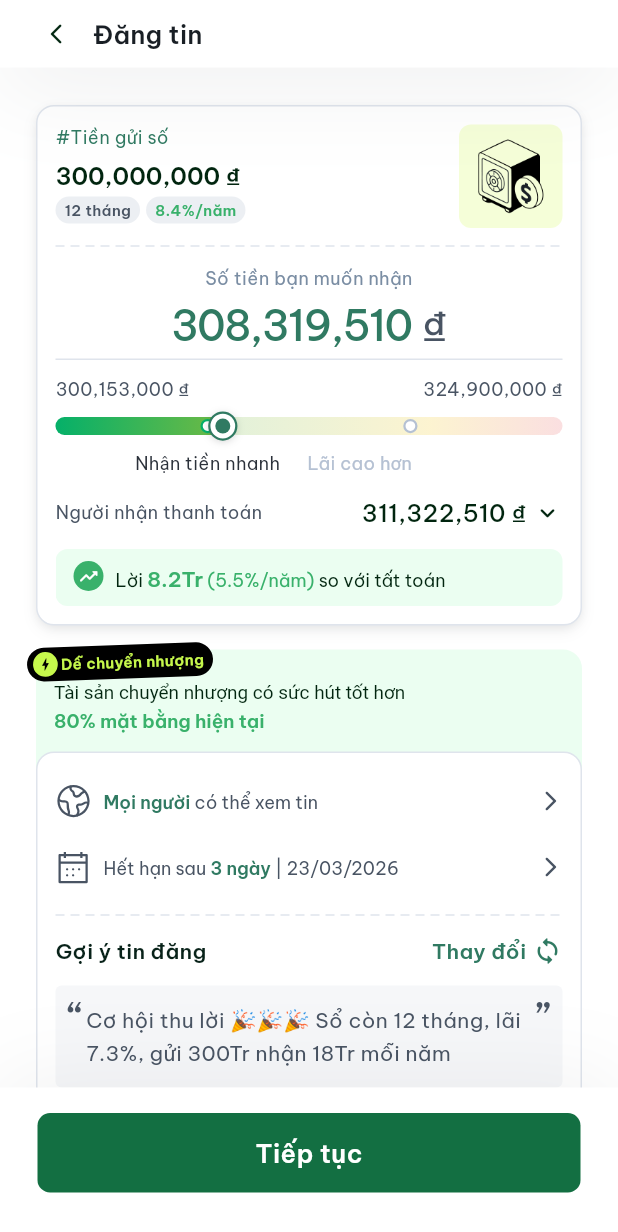
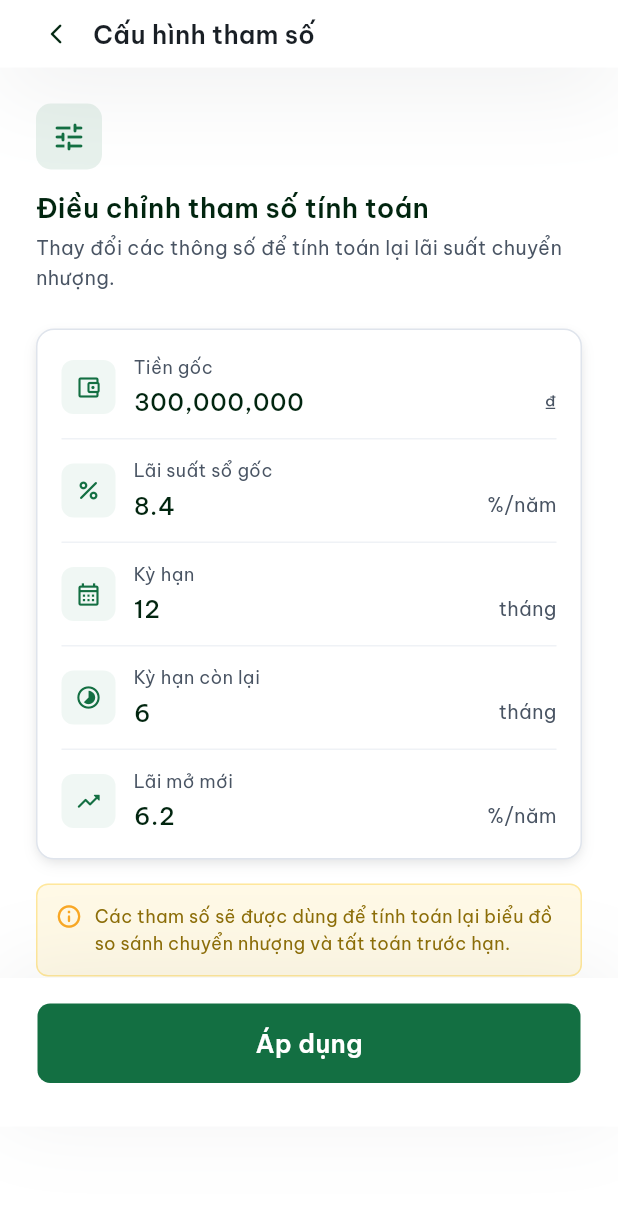
Before and after one commit to Cuong134266/tranferD, a Flutter app: the PostListingScreen screen opened directly, after a tap on "Tiếp tục", on a phone screen of 412 x 824 dp. Shown: the top 1232 px of the screen. Run offline on Flutter 3.47's test engine with Material 3 defaults, Android fonts, the phone set to English and light mode, and no system bars; our stand-ins replace flutter_svg, google_fonts.

Commit message:
Add config params screen: edit principal, rate, term, remaining, new rate

```diff
--- /dev/null
+++ b/lib/screens/config_params_screen.dart
@@ -0,0 +1,575 @@
+import 'package:flutter/material.dart';
+import 'package:flutter/services.dart';
+import 'package:google_fonts/google_fonts.dart';
+import '../theme/app_theme.dart';
+
+/// Data class holding all configurable parameters
+class ConfigParams {
+  final double principal;        // Tiền gốc
+  final double originalRate;     // Lãi suất sổ gốc (%/năm)
+  final int totalTermMonths;     // Kỳ hạn (tháng)
+  final int remainingMonths;     // Kỳ hạn còn lại (tháng)
+  final double newOpeningRate;   // Lãi mở mới (%/năm)
+
+  const ConfigParams({
+    required this.principal,
+    required this.originalRate,
+    required this.totalTermMonths,
+    required this.remainingMonths,
+    required this.newOpeningRate,
+  });
+}
+
+class ConfigParamsScreen extends StatefulWidget {
+  final double principal;
+  final double originalRate;
+  final int totalTermMonths;
+  final int remainingMonths;
+  final double newOpeningRate;
+
+  const ConfigParamsScreen({
+    super.key,
+    required this.principal,
+    required this.originalRate,
+    required this.totalTermMonths,
+    required this.remainingMonths,
+    required this.newOpeningRate,
+  });
+
+  @override
+  State<ConfigParamsScreen> createState() => _ConfigParamsScreenState();
+}
+
+class _ConfigParamsScreenState extends State<ConfigParamsScreen>
+    with SingleTickerProviderStateMixin {
+  late TextEditingController _principalCtrl;
+  late TextEditingController _rateCtrl;
+  late TextEditingController _termCtrl;
+  late TextEditingController _remainCtrl;
+  late TextEditingController _newRateCtrl;
+
+  late AnimationController _animCtrl;
+  late Animation<double> _fadeAnim;
+  late Animation<Offset> _slideAnim;
+
+  @override
+  void initState() {
+    super.initState();
+    _principalCtrl = TextEditingController(
+      text: _formatCurrency(widget.principal),
+    );
+    _rateCtrl = TextEditingController(
+      text: widget.originalRate.toString(),
+    );
+    _termCtrl = TextEditingController(
+      text: widget.totalTermMonths.toString(),
+    );
+    _remainCtrl = TextEditingController(
+      text: widget.remainingMonths.toString(),
+    );
+    _newRateCtrl = TextEditingController(
+      text: widget.newOpeningRate.toString(),
+    );
+
+    _animCtrl = AnimationController(
+      vsync: this,
+      duration: const Duration(milliseconds: 500),
+    );
+    _fadeAnim = CurvedAnimation(parent: _animCtrl, curve: Curves.easeOut);
+    _slideAnim = Tween<Offset>(
+      begin: const Offset(0, 0.03),
+      end: Offset.zero,
+    ).animate(CurvedAnimation(parent: _animCtrl, curve: Curves.easeOut));
+    _animCtrl.forward();
+  }
+
+  @override
+  void dispose() {
+    _principalCtrl.dispose();
+    _rateCtrl.dispose();
+    _termCtrl.dispose();
+    _remainCtrl.dispose();
+    _newRateCtrl.dispose();
+    _animCtrl.dispose();
+    super.dispose();
+  }
+
+  String _formatCurrency(double amount) {
+    final formatted = amount.toStringAsFixed(0);
+    final buffer = StringBuffer();
+    for (int i = 0; i < formatted.length; i++) {
+      if (i > 0 && (formatted.length - i) % 3 == 0) buffer.write(',');
+      buffer.write(formatted[i]);
+    }
+    return buffer.toString();
+  }
+
+  void _onSave() {
+    final principalRaw =
+        _principalCtrl.text.replaceAll(',', '').replaceAll('.', '').trim();
+    final principal = double.tryParse(principalRaw);
+    final rate = double.tryParse(_rateCtrl.text.trim());
+    final term = int.tryParse(_termCtrl.text.trim());
+    final remain = int.tryParse(_remainCtrl.text.trim());
+    final newRate = double.tryParse(_newRateCtrl.text.trim());
+
+    if (principal == null ||
+        rate == null ||
+        term == null ||
+        remain == null ||
+        newRate == null) {
+      ScaffoldMessenger.of(context).showSnackBar(
+        SnackBar(
+          content: Text(
+            'Vui lòng nhập đầy đủ thông tin hợp lệ',
+            style: GoogleFonts.beVietnamPro(fontSize: 14),
+          ),
+          backgroundColor: const Color(0xFFE53935),
+          behavior: SnackBarBehavior.floating,
+          shape: RoundedRectangleBorder(borderRadius: BorderRadius.circular(8)),
+        ),
+      );
+      return;
+    }
+
+    if (remain > term) {
+      ScaffoldMessenger.of(context).showSnackBar(
+        SnackBar(
+          content: Text(
+            'Kỳ hạn còn lại không thể lớn hơn kỳ hạn gốc',
+            style: GoogleFonts.beVietnamPro(fontSize: 14),
+          ),
+          backgroundColor: const Color(0xFFE53935),
+          behavior: SnackBarBehavior.floating,
+          shape: RoundedRectangleBorder(borderRadius: BorderRadius.circular(8)),
+        ),
+      );
+      return;
+    }
+
+    Navigator.of(context).pop(
+      ConfigParams(
+        principal: principal,
+        originalRate: rate,
+        totalTermMonths: term,
+        remainingMonths: remain,
+        newOpeningRate: newRate,
+      ),
+    );
+  }
+
+  @override
+  Widget build(BuildContext context) {
+    return Scaffold(
+      backgroundColor: AppTheme.contentBackground,
+      appBar: PreferredSize(
+        preferredSize: const Size.fromHeight(56),
+        child: _buildTopNav(context),
+      ),
+      body: Stack(
+        children: [
+          SingleChildScrollView(
+            child: FadeTransition(
+              opacity: _fadeAnim,
+              child: SlideTransition(
+                position: _slideAnim,
+                child: Padding(
+                  padding: const EdgeInsets.symmetric(horizontal: 24),
+                  child: Column(
+                    crossAxisAlignment: CrossAxisAlignment.start,
+                    children: [
+                      const SizedBox(height: 24),
+                      // Header
+                      _buildHeader(),
+                      const SizedBox(height: 24),
+                      // Form card
+                      _buildFormCard(),
+                      const SizedBox(height: 16),
+                      // Info note
+                      _buildInfoNote(),
+                      const SizedBox(height: 100),
+                    ],
+                  ),
+                ),
+              ),
+            ),
+          ),
+          // Bottom CTA
+          Positioned(
+            left: 0,
+            right: 0,
+            bottom: 0,
+            child: _buildBottomCTA(),
+          ),
+        ],
+      ),
+    );
+  }
+
+  Widget _buildTopNav(BuildContext context) {
+    return Container(
+      decoration: BoxDecoration(
+        color: AppTheme.contentBackground,
+        boxShadow: [
+          BoxShadow(
+            color: const Color(0xFF191F25).withValues(alpha: 0.08),
+            blurRadius: 52.574,
+            offset: const Offset(0, 10.515),
+          ),
+        ],
+      ),
+      child: SafeArea(
+        bottom: false,
+        child: Padding(
+          padding: const EdgeInsets.symmetric(horizontal: 25, vertical: 10),
+          child: Row(
+            children: [
+              GestureDetector(
+                onTap: () => Navigator.of(context).pop(),
+                child: Container(
+                  width: 25,
+                  height: 25,
+                  alignment: Alignment.center,
+                  child: const Icon(
+                    Icons.arrow_back_ios_new_rounded,
+                    size: 16,
+                    color: AppTheme.textDark,
+                  ),
+                ),
+              ),
+              const SizedBox(width: 12),
+              Text(
+                'Cấu hình tham số',
+                style: GoogleFonts.beVietnamPro(
+                  fontSize: 16.82,
+                  fontWeight: FontWeight.w600,
+                  height: 25.235 / 16.82,
+                  color: const Color(0xFF191F25),
+                ),
+              ),
+            ],
+          ),
+        ),
+      ),
+    );
+  }
+
+  Widget _buildHeader() {
+    return Column(
+      crossAxisAlignment: CrossAxisAlignment.start,
+      children: [
+        Container(
+          padding: const EdgeInsets.all(10),
+          decoration: BoxDecoration(
+            color: const Color(0xFF136F42).withValues(alpha: 0.1),
+            borderRadius: BorderRadius.circular(10),
+          ),
+          child: const Icon(
+            Icons.tune_rounded,
+            size: 24,
+            color: Color(0xFF136F42),
+          ),
+        ),
+        const SizedBox(height: 12),
+        Text(
+          'Điều chỉnh tham số tính toán',
+          style: GoogleFonts.beVietnamPro(
+            fontSize: 18,
+            fontWeight: FontWeight.w600,
+            height: 26 / 18,
+            color: AppTheme.textDark,
+          ),
+        ),
+        const SizedBox(height: 4),
+        Text(
+          'Thay đổi các thông số để tính toán lại lãi suất chuyển nhượng.',
+          style: GoogleFonts.beVietnamPro(
+            fontSize: 13,
+            fontWeight: FontWeight.w400,
+            height: 20 / 13,
+            color: AppTheme.textSecondary,
+          ),
+        ),
+      ],
+    );
+  }
+
+  Widget _buildFormCard() {
+    return Container(
+      padding: const EdgeInsets.all(16),
+      decoration: BoxDecoration(
+        color: Colors.white,
+        borderRadius: BorderRadius.circular(12),
+        border: Border.all(color: AppTheme.cardBorder, width: 1),
+        boxShadow: [
+          BoxShadow(
+            color: const Color(0xFF191F25).withValues(alpha: 0.06),
+            blurRadius: 4,
+            spreadRadius: -1,
+            offset: const Offset(0, 2),
+          ),
+          BoxShadow(
+            color: const Color(0xFF191F25).withValues(alpha: 0.08),
+            blurRadius: 8,
+            spreadRadius: -1,
+            offset: const Offset(0, 4),
+          ),
+        ],
+      ),
+      child: Column(
+        children: [
+          _buildField(
+            icon: Icons.account_balance_wallet_outlined,
+            label: 'Tiền gốc',
+            controller: _principalCtrl,
+            suffix: '₫',
+            keyboardType: TextInputType.number,
+            inputFormatters: [_CurrencyFormatter()],
+          ),
+          _buildDivider(),
+          _buildField(
+            icon: Icons.percent_rounded,
+            label: 'Lãi suất sổ gốc',
+            controller: _rateCtrl,
+            suffix: '%/năm',
+            keyboardType: const TextInputType.numberWithOptions(decimal: true),
+            inputFormatters: [
+              FilteringTextInputFormatter.allow(RegExp(r'[\d.]')),
+            ],
+          ),
+          _buildDivider(),
+          _buildField(
+            icon: Icons.calendar_month_outlined,
+            label: 'Kỳ hạn',
+            controller: _termCtrl,
+            suffix: 'tháng',
+            keyboardType: TextInputType.number,
+            inputFormatters: [FilteringTextInputFormatter.digitsOnly],
+          ),
+          _buildDivider(),
+          _buildField(
+            icon: Icons.timelapse_rounded,
+            label: 'Kỳ hạn còn lại',
+            controller: _remainCtrl,
+            suffix: 'tháng',
+            keyboardType: TextInputType.number,
+            inputFormatters: [FilteringTextInputFormatter.digitsOnly],
+          ),
+          _buildDivider(),
+          _buildField(
+            icon: Icons.trending_up_rounded,
+            label: 'Lãi mở mới',
+            controller: _newRateCtrl,
+            suffix: '%/năm',
+            keyboardType: const TextInputType.numberWithOptions(decimal: true),
+            inputFormatters: [
+              FilteringTextInputFormatter.allow(RegExp(r'[\d.]')),
+            ],
+            isLast: true,
+          ),
+        ],
+      ),
+    );
+  }
+
+  Widget _buildField({
+    required IconData icon,
+    required String label,
+    required TextEditingController controller,
+    required String suffix,
+    TextInputType keyboardType = TextInputType.text,
+    List<TextInputFormatter>? inputFormatters,
+    bool isLast = false,
+  }) {
+    return Padding(
+      padding: EdgeInsets.only(bottom: isLast ? 0 : 0),
+      child: Row(
+        children: [
+          // Icon
+          Container(
+            width: 36,
+            height: 36,
+            decoration: BoxDecoration(
+              color: const Color(0xFFF0F7F4),
+              borderRadius: BorderRadius.circular(8),
+            ),
+            child: Icon(icon, size: 18, color: const Color(0xFF136F42)),
+          ),
+          const SizedBox(width: 12),
+          // Label + input
+          Expanded(
+            child: Column(
+              crossAxisAlignment: CrossAxisAlignment.start,
+              children: [
+                Text(
+                  label,
+                  style: GoogleFonts.beVietnamPro(
+                    fontSize: 12,
+                    fontWeight: FontWeight.w400,
+                    height: 18 / 12,
+                    color: AppTheme.textSecondary,
+                  ),
+                ),
+                const SizedBox(height: 2),
+                Row(
+                  children: [
+                    Expanded(
+                      child: TextField(
+                        controller: controller,
+                        keyboardType: keyboardType,
+                        inputFormatters: inputFormatters,
+                        style: GoogleFonts.beVietnamPro(
+                          fontSize: 16,
+                          fontWeight: FontWeight.w500,
+                          height: 24 / 16,
+                          color: AppTheme.textDark,
+                        ),
+                        decoration: InputDecoration(
+                          border: InputBorder.none,
+                          isDense: true,
+                          contentPadding: EdgeInsets.zero,
+                          hintText: '0',
+                          hintStyle: GoogleFonts.beVietnamPro(
+                            fontSize: 16,
+                            fontWeight: FontWeight.w400,
+                            color: const Color(0xFFB0B8C4),
+                          ),
+                        ),
+                      ),
+                    ),
+                    const SizedBox(width: 8),
+                    Text(
+                      suffix,
+                      style: GoogleFonts.beVietnamPro(
+                        fontSize: 13,
+                        fontWeight: FontWeight.w400,
+                        color: AppTheme.textSecondary,
+                      ),
+                    ),
+                  ],
+                ),
+              ],
+            ),
+          ),
+        ],
+      ),
+    );
+  }
+
+  Widget _buildDivider() {
+    return Padding(
+      padding: const EdgeInsets.symmetric(vertical: 12),
+      child: Divider(
+        height: 1,
+        thickness: 1,
+        color: AppTheme.cardBorder.withValues(alpha: 0.5),
+      ),
+    );
+  }
+
+  Widget _buildInfoNote() {
+    return Container(
+      padding: const EdgeInsets.all(12),
+      decoration: BoxDecoration(
+        color: const Color(0xFFFFF9E6),
+        borderRadius: BorderRadius.circular(8),
+        border: Border.all(
+          color: const Color(0xFFFFD54F).withValues(alpha: 0.5),
+        ),
+      ),
+      child: Row(
+        crossAxisAlignment: CrossAxisAlignment.start,
+        children: [
+          const Icon(
+            Icons.info_outline_rounded,
+            size: 18,
+            color: Color(0xFFF9A825),
+          ),
+          const SizedBox(width: 8),
+          Expanded(
+            child: Text(
+              'Các tham số sẽ được dùng để tính toán lại biểu đồ so sánh chuyển nhượng và tất toán trước hạn.',
+              style: GoogleFonts.beVietnamPro(
+                fontSize: 12,
+                fontWeight: FontWeight.w400,
+                height: 18 / 12,
+                color: const Color(0xFF8D6E08),
+              ),
+            ),
+          ),
+        ],
+      ),
+    );
+  }
+
+  Widget _buildBottomCTA() {
+    return Container(
+      decoration: BoxDecoration(
+        color: Colors.white,
+        boxShadow: [
+          BoxShadow(
+            color: const Color(0xFF191F25).withValues(alpha: 0.06),
+            blurRadius: 50.471,
+            offset: const Offset(0, -5.257),
+          ),
+        ],
+      ),
+      child: SafeArea(
+        top: false,
+        child: Padding(
+          padding: const EdgeInsets.fromLTRB(25, 17, 25, 0),
+          child: Column(
+            mainAxisSize: MainAxisSize.min,
+            children: [
+              GestureDetector(
+                onTap: _onSave,
+                child: Container(
+                  width: double.infinity,
+                  height: 53,
+                  decoration: BoxDecoration(
+                    color: const Color(0xFF136F42),
+                    borderRadius: BorderRadius.circular(8.412),
+                  ),
+                  alignment: Alignment.center,
+                  child: Text(
+                    'Áp dụng',
+                    style: GoogleFonts.beVietnamPro(
+                      fontSize: 16.82,
+                      fontWeight: FontWeight.w600,
+                      height: 25.235 / 16.82,
+                      color: Colors.white,
+                    ),
+                  ),
+                ),
+              ),
+              const SizedBox(height: 29),
+            ],
+          ),
+        ),
+      ),
+    );
+  }
+}
+
+/// Currency formatter: auto-add commas every 3 digits
+class _CurrencyFormatter extends TextInputFormatter {
+  @override
+  TextEditingValue formatEditUpdate(
+    TextEditingValue oldValue,
+    TextEditingValue newValue,
+  ) {
+    final digits = newValue.text.replaceAll(',', '');
+    if (digits.isEmpty) return newValue.copyWith(text: '');
+    if (!RegExp(r'^\d+$').hasMatch(digits)) return oldValue;
+    final buffer = StringBuffer();
+    for (int i = 0; i < digits.length; i++) {
+      if (i > 0 && (digits.length - i) % 3 == 0) buffer.write(',');
+      buffer.write(digits[i]);
+    }
+    final formatted = buffer.toString();
+    return TextEditingValue(
+      text: formatted,
+      selection: TextSelection.collapsed(offset: formatted.length),
+    );
+  }
+}
--- a/lib/screens/post_listing_screen.dart
+++ b/lib/screens/post_listing_screen.dart
@@ -6,6 +6,7 @@ import 'package:google_fonts/google_fonts.dart';
 import '../theme/app_theme.dart';
 import '../widgets/deposit_card.dart';
 import '../widgets/custom_slider_track.dart';
+import 'config_params_screen.dart';
 
 class PostListingScreen extends StatefulWidget {
   final DepositCardData data;
@@ -153,13 +154,13 @@ class _PostListingScreenState extends State<PostListingScreen>
 
   // ── Interest rate comparison logic ──
   // Lãi suất mở mới 6 tháng hiện tại
-  static const double _newDepositRate = 6.2; // %/năm
+  double _newDepositRate = 6.2; // %/năm
   // Lãi suất sổ hiện tại (12 tháng)
-  static const double _currentRate = 8.4; // %/năm
+  double _currentRate = 8.4; // %/năm
   // Kỳ hạn còn lại (giả sử 6 tháng)
-  static const int _remainingMonths = 6;
+  int _remainingMonths = 6;
   // Kỳ hạn gốc của sổ (12 tháng)
-  static const int _totalTermMonths = 12;
+  int _totalTermMonths = 12;
 
   // Tổng gốc + lãi cuối kỳ của sổ (dùng kỳ hạn gốc 12 tháng)
   double get _maturityAmount =>
@@ -176,6 +177,19 @@ class _PostListingScreenState extends State<PostListingScreen>
   }
 
   bool get _isEasyTransfer => _transferDiff > 0;
+
+  // ── Recalculate all derived amounts after config change ──
+  void _recalculateAmounts() {
+    final principal = _principal;
+    final nonTermInterest = principal * 0.0005;
+    const listingFee = 3000.0;
+    final fullTermInterest = principal * (_currentRate / 100) * (_totalTermMonths / 12);
+
+    _minAmount = principal + nonTermInterest + listingFee;
+    _maxAmount = principal + fullTermInterest - 0.001 * principal;
+    _selectedAmount = _minAmount + (_maxAmount - _minAmount) * _amountFraction;
+    _amountCtrl.text = _formatCurrency(_selectedAmount);
+  }
 
   // ── Amount validation ──
   String? get _amountError {
@@ -1486,8 +1500,28 @@ class _PostListingScreenState extends State<PostListingScreen>
               // Primary button
               GestureDetector(
                 onTap: isEnabled
-                    ? () {
-                        // Navigate to next screen / confirmation
+                    ? () async {
+                        final result = await Navigator.of(context).push<ConfigParams>(
+                          MaterialPageRoute(
+                            builder: (_) => ConfigParamsScreen(
+                              principal: _principal,
+                              originalRate: _currentRate,
+                              totalTermMonths: _totalTermMonths,
+                              remainingMonths: _remainingMonths,
+                              newOpeningRate: _newDepositRate,
+                            ),
+                          ),
+                        );
+                        if (result != null && mounted) {
+                          setState(() {
+                            _principal = result.principal;
+                            _currentRate = result.originalRate;
+                            _totalTermMonths = result.totalTermMonths;
+                            _remainingMonths = result.remainingMonths;
+                            _newDepositRate = result.newOpeningRate;
+                            _recalculateAmounts();
+                          });
+                        }
                       }
                     : null,
                 child: AnimatedContainer(
```
